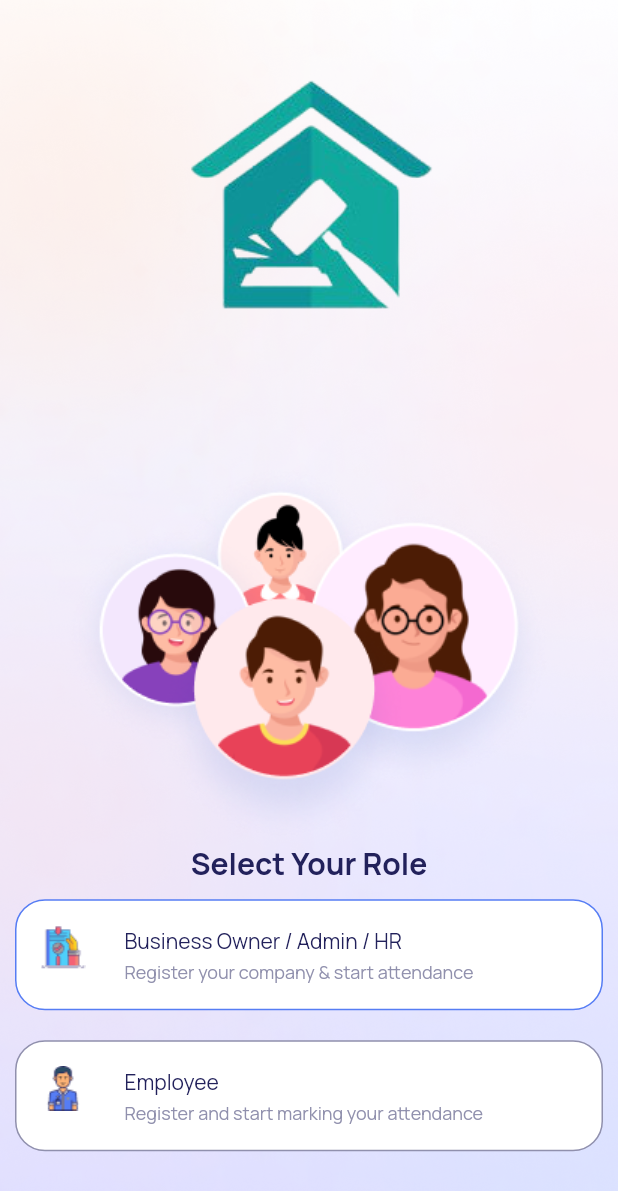
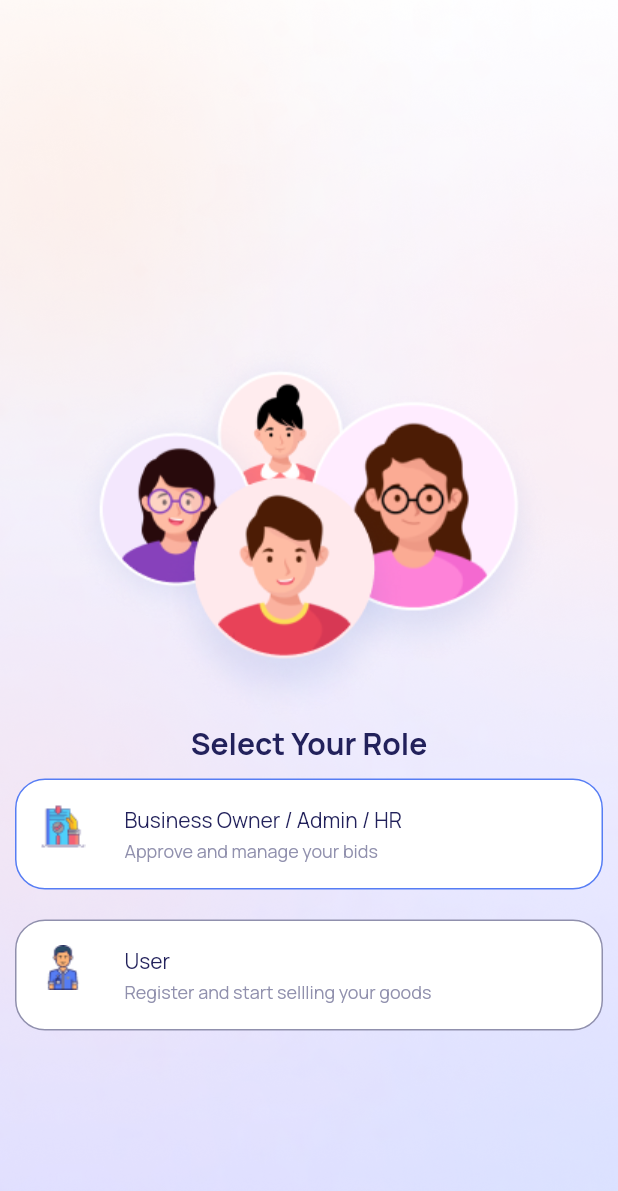
Before and after one commit to Hamzakhan2317/BidAndBuy, a Flutter app: the SelectType screen opened directly, on a phone screen of 412 x 824 dp. Shown: the top 1191 px of the screen. Run offline on Flutter 3.47's test engine with Material 2 defaults, Android fonts, the phone set to English and light mode, and no system bars; our stand-ins replace country_code_picker, flutter_credit_card, font_awesome_flutter, google_fonts, nb_utils, percent_indicator and 1 more; missing offline and left inert: time_chart.

Commit message:
Finished Select Role Screen and Splash screens

```diff
--- a/lib/Screens/Authentication/select_type.dart
+++ b/lib/Screens/Authentication/select_type.dart
@@ -32,7 +32,7 @@ class _SelectTypeState extends State<SelectType> {
               mainAxisSize: MainAxisSize.max,
               mainAxisAlignment: MainAxisAlignment.center,
               children: [
-                const Image(image: AssetImage("images/logo.png")),
+                // const Image(image: AssetImage("images/logo.png")),
                 const SizedBox(
                   height: 100.0,
                 ),
@@ -62,7 +62,7 @@ class _SelectTypeState extends State<SelectType> {
                         style: kTextStyle.copyWith(fontSize: 14.0),
                       ),
                       subtitle: Text(
-                        'Register your company & start attendance ',
+                        'Approve and manage your bids ',
                         style: kTextStyle.copyWith(
                             color: kGreyTextColor, fontSize: 12.0),
                       ),
@@ -85,11 +85,11 @@ class _SelectTypeState extends State<SelectType> {
                         image: AssetImage('images/employee.png'),
                       ),
                       title: Text(
-                        'Employee',
+                        'User',
                         style: kTextStyle.copyWith(fontSize: 14.0),
                       ),
                       subtitle: Text(
-                        'Register and start marking your attendance',
+                        'Register and start sellling your goods',
                         style: kTextStyle.copyWith(
                             color: kGreyTextColor, fontSize: 12.0),
                       ),
--- a/lib/main.dart
+++ b/lib/main.dart
@@ -11,12 +11,14 @@ class MyApp extends StatelessWidget {
   @override
   Widget build(BuildContext context) {
     return MaterialApp(
+      debugShowCheckedModeBanner: false,
       theme: ThemeData(
         // Add the line below to get horizontal sliding transitions for routes.
         pageTransitionsTheme: const PageTransitionsTheme(builders: {
           TargetPlatform.android: CupertinoPageTransitionsBuilder(),
         }),
       ),
+
       title: 'Bid & Buy',
       home: const SplashScreen(),
     );
```
